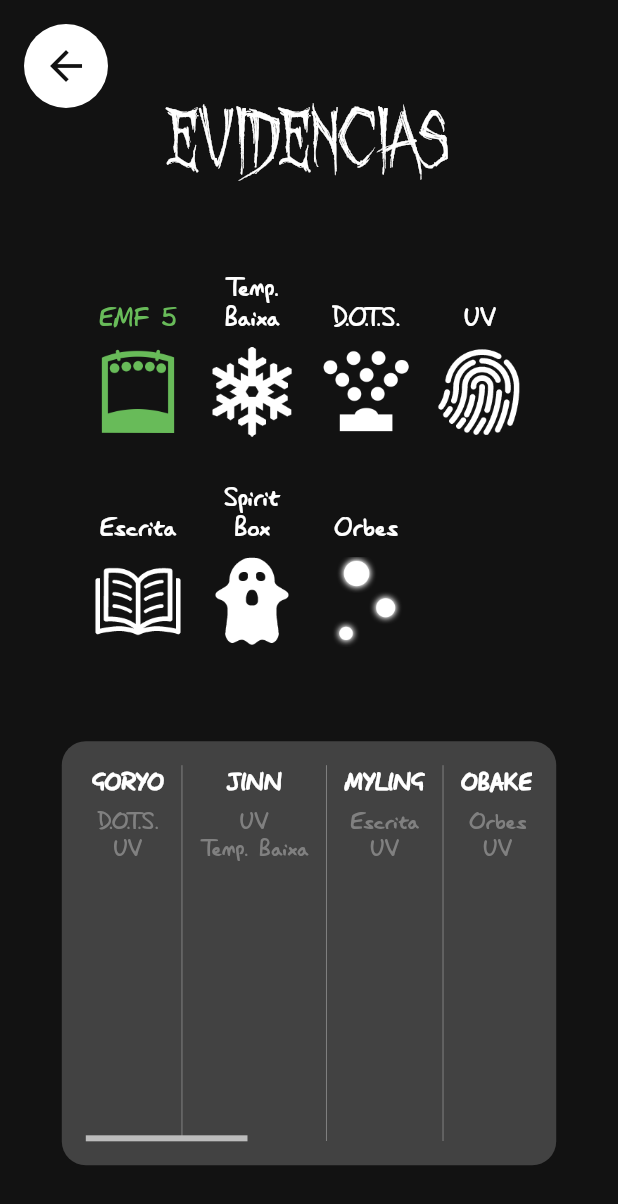
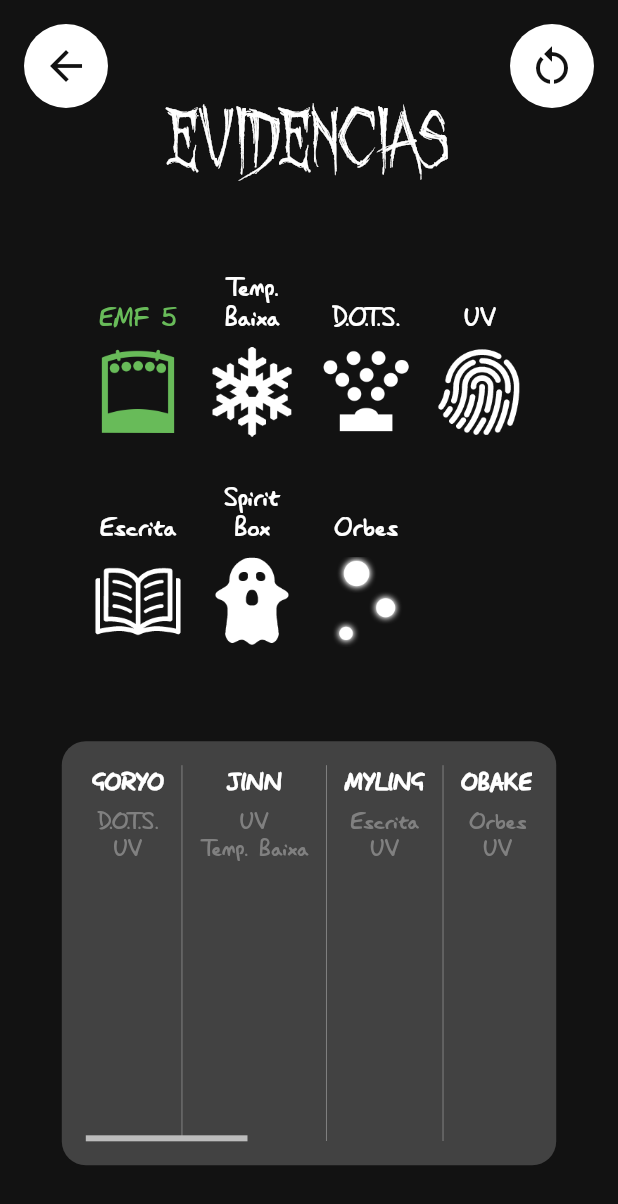
Before and after one commit to Pruzny/phasmophoguia, a Flutter app: the EvidencesPage screen opened by its route, after a tap on "EMF 5", on a phone screen of 412 x 824 dp. Shown: the top 1204 px of the screen. Run offline on Flutter 3.47's test engine with Material 2 defaults, Android fonts, the phone set to English and light mode, and no system bars; our stand-ins replace get.

Commit message:
Adicionado botão de resetar evidências

```diff
--- a/lib/app/pages/evidences/evidences_controller.dart
+++ b/lib/app/pages/evidences/evidences_controller.dart
@@ -29,6 +29,16 @@ class EvidencesController extends GetxController {
   bool get isLoading => _isLoading.value;
 
   bool get foundGhost => ghosts.length == 1;
+
+  bool get hasContent {
+    for (var e in evidencesStatus.values) {
+      if (e != EvidenceStatus.notSelected) {
+        return true;
+      }
+    }
+
+    return discardedGhosts.isNotEmpty;
+  }
 
   @override
   void onInit() async {
@@ -79,4 +89,12 @@ class EvidencesController extends GetxController {
       discardedGhosts.add(ghost.id);
     }
   }
+
+  void reset() {
+    for (var e in evidencesStatus.keys) {
+      evidencesStatus[e] = EvidenceStatus.notSelected;
+    }
+
+    discardedGhosts.clear();
+  }
 }
--- a/lib/app/pages/evidences/evidences_page.dart
+++ b/lib/app/pages/evidences/evidences_page.dart
@@ -5,6 +5,7 @@ import '../../core/theme/app_colors.dart';
 import '../../core/theme/widgets/buttons/back_button_app.dart';
 import '../../core/theme/widgets/texts/page_title.dart';
 import 'evidences_controller.dart';
+import 'widgets/buttons/reset_button.dart';
 import 'widgets/evidences_panel.dart';
 import 'widgets/ghosts_panel.dart';
 
@@ -17,7 +18,18 @@ class EvidencesPage extends StatelessWidget {
       init: Get.find<EvidencesController>(),
       builder: (controller) {
         return Scaffold(
-          floatingActionButton: const BackButtonApp(),
+          floatingActionButton: const Stack(
+            children: [
+              Align(
+                alignment: Alignment.topLeft,
+                child: BackButtonApp(),
+              ),
+              Align(
+                alignment: Alignment.topRight,
+                child: ResetButton(),
+              ),
+            ],
+          ),
           floatingActionButtonLocation: FloatingActionButtonLocation.startTop,
           body: Container(
             color: AppColors.darkGrey,
--- /dev/null
+++ b/lib/app/pages/evidences/widgets/buttons/reset_button.dart
@@ -0,0 +1,38 @@
+import 'package:flutter/material.dart';
+import 'package:get/get.dart';
+
+import '../../../../core/theme/app_colors.dart';
+import '../../evidences_controller.dart';
+
+class ResetButton extends StatelessWidget {
+  const ResetButton({super.key});
+
+  @override
+  Widget build(BuildContext context) {
+    return GetBuilder<EvidencesController>(
+      init: Get.find<EvidencesController>(),
+      builder: (controller) {
+        return Obx(
+          () => controller.hasContent
+              ? Container(
+                  padding: const EdgeInsets.only(top: 16, right: 32),
+                  child: FloatingActionButton(
+                    onPressed: () {
+                      controller.reset();
+                      controller.fetch();
+                    },
+                    backgroundColor: AppColors.white,
+                    elevation: 0,
+                    child: const Icon(
+                      Icons.restart_alt,
+                      color: AppColors.darkGrey,
+                      size: 32,
+                    ),
+                  ),
+                )
+              : const SizedBox(),
+        );
+      },
+    );
+  }
+}
```
